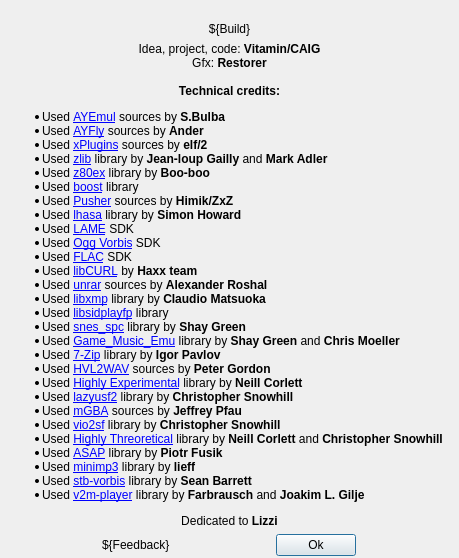
First picture: the form in apps/zxtune-qt/ui/informational/aboutdialog.ui, repository vitamin-caig/zxtune, before the edit.
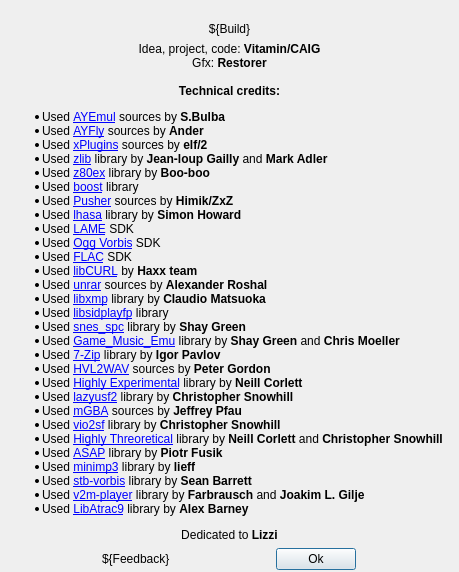
Second picture: the form after the edit. Icons and pictures are not drawn.

Commit message: zxtune-qt: updated credits.

What changed in the file:
```diff
--- a/apps/zxtune-qt/ui/informational/aboutdialog.ui
+++ b/apps/zxtune-qt/ui/informational/aboutdialog.ui
@@ -99,6 +99,7 @@
 &lt;li&gt;Used &lt;a href=&quot;https://github.com/lieff/minimp3&quot;&gt;minimp3&lt;/a&gt; library by &lt;b&gt;lieff&lt;/b&gt;&lt;/li&gt;
 &lt;li&gt;Used &lt;a href=&quot;https://github.com/nothings/stb&quot;&gt;stb-vorbis&lt;/a&gt; library by &lt;b&gt;Sean Barrett&lt;/b&gt;&lt;/li&gt;
 &lt;li&gt;Used &lt;a href=&quot;https://github.com/jgilje/v2m-player&quot;&gt;v2m-player&lt;/a&gt; library by &lt;b&gt;Farbrausch&lt;/b&gt; and &lt;b&gt;Joakim L. Gilje&lt;/b&gt;&lt;/li&gt;
+&lt;li&gt;Used &lt;a href=&quot;https://github.com/Thealexbarney/LibAtrac9&quot;&gt;LibAtrac9&lt;/a&gt; library by &lt;b&gt;Alex Barney&lt;/b&gt;&lt;/li&gt;
 &lt;/ul&gt;
 
 &lt;center&gt;Dedicated to &lt;b&gt;Lizzi&lt;/b&gt;&lt;/center&gt;
```
The commit also changes 2 other files.
